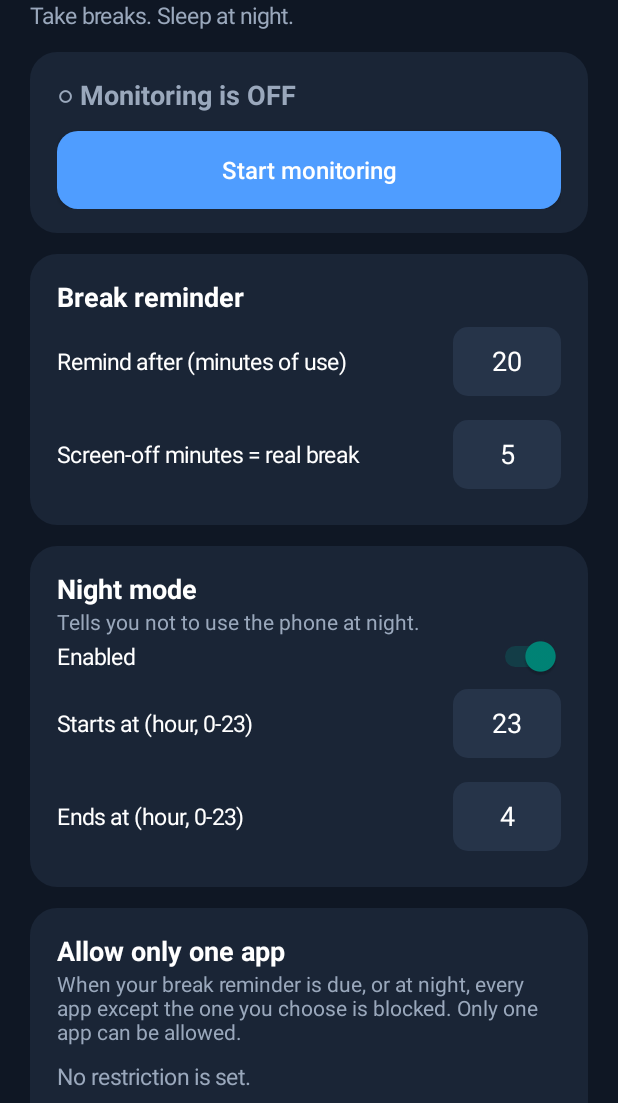
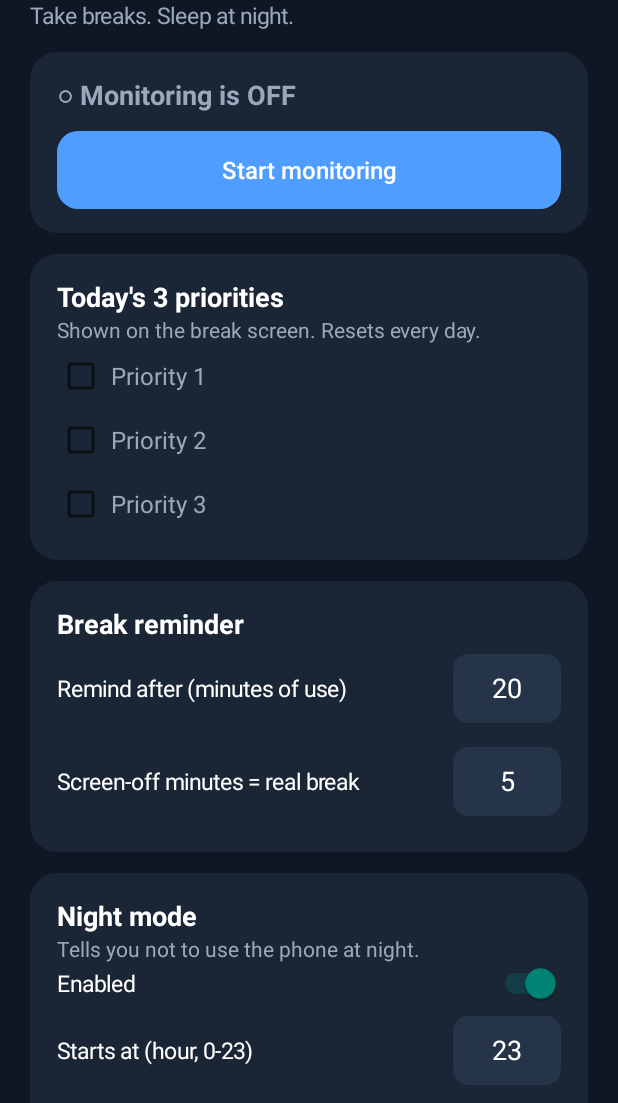
Before and after one commit to usb10-ai/usb10-ai.github.io, an Android app: the screen it shows after launch (MainActivity), on a phone screen of 412 x 824 dp, the part 133-1236 px from its top. Run offline under Robolectric (Android 15) with nearby library versions, the phone set to English and light mode, and no system bars.

Commit message:
Phone Limiter: add Today's 3 priorities, shown on the break screens
Co-Authored-By: Claude Sonnet 5.5 <noreply@anthropic.com>
Claude-Session: https://claude.ai/code/session_0154ChAQaAiJYFNwnJMK3tmP

```diff
--- a/phone-limiter/app/src/main/java/com/example/phonelimiter/MainActivity.kt
+++ b/phone-limiter/app/src/main/java/com/example/phonelimiter/MainActivity.kt
@@ -31,6 +31,41 @@ class MainActivity : Activity() {
         val toggle = Ui.button(c, "")
         val hero = Ui.card(c).apply { addView(status); addView(toggle) }
         root.addView(hero)
+
+        // Today's 3 priorities
+        val boxes = ArrayList<CheckBox>(); val fields = ArrayList<EditText>()
+        val prio = Ui.card(c).apply {
+            addView(Ui.text(c, "Today's 3 priorities", 18f, bold = true))
+            addView(Ui.text(c, "Shown on the break screen. Resets every day.", 14f, Ui.MUTED))
+        }
+        for (i in 0..2) {
+            val box = CheckBox(c).apply {
+                isChecked = Prefs.taskDone(c, i)
+                setOnCheckedChangeListener { _, v -> Prefs.setDone(c, i, v) }
+            }
+            val field = EditText(c).apply {
+                hint = "Priority ${i + 1}"; setText(Prefs.taskText(c, i)); textSize = 16f
+                setTextColor(Color.WHITE); setHintTextColor(Ui.MUTED); setSingleLine(true); background = null
+                addTextChangedListener(object : android.text.TextWatcher {
+                    override fun beforeTextChanged(s: CharSequence?, a: Int, b: Int, c2: Int) {}
+                    override fun onTextChanged(s: CharSequence?, a: Int, b: Int, c2: Int) {}
+                    override fun afterTextChanged(s: android.text.Editable?) { Prefs.setTask(c, i, s.toString()) }
+                })
+            }
+            boxes.add(box); fields.add(field)
+            prio.addView(LinearLayout(c).apply {
+                gravity = android.view.Gravity.CENTER_VERTICAL
+                addView(box)
+                addView(field, LinearLayout.LayoutParams(0, ViewGroup.LayoutParams.WRAP_CONTENT, 1f))
+            })
+        }
+        fun refreshTasks() { // pick up the daily reset
+            for (i in 0..2) {
+                if (fields[i].text.toString() != Prefs.taskText(c, i)) fields[i].setText(Prefs.taskText(c, i))
+                if (boxes[i].isChecked != Prefs.taskDone(c, i)) boxes[i].isChecked = Prefs.taskDone(c, i)
+            }
+        }
+        root.addView(prio)
 
         // Break reminder settings
         val limit = Ui.number(c, Prefs.limitMin(c))
@@ -66,7 +101,7 @@ class MainActivity : Activity() {
             removeBtn.visibility = if (p == null) android.view.View.GONE else android.view.View.VISIBLE
             usageBtn.visibility = if (p != null && !Restriction.usageAccessGranted(c)) android.view.View.VISIBLE else android.view.View.GONE
         }
-        refreshAllowedHook = ::refreshAllowed
+        refreshAllowedHook = { refreshAllowed(); refreshTasks() }
         usageBtn.setOnClickListener { startActivity(Intent(Settings.ACTION_USAGE_ACCESS_SETTINGS)) }
         removeBtn.setOnClickListener { Prefs.setAllowedPkg(c, null); refreshAllowed() }
         root.addView(Ui.card(c).apply {
--- a/phone-limiter/app/src/main/java/com/example/phonelimiter/Prefs.kt
+++ b/phone-limiter/app/src/main/java/com/example/phonelimiter/Prefs.kt
@@ -16,4 +16,20 @@ object Prefs {
         sp(c).edit().putBoolean("nightOn", on).putInt("nightStart", start).putInt("nightEnd", end).apply()
     fun allowedPkg(c: Context): String? = sp(c).getString("allowedPkg", null)
     fun setAllowedPkg(c: Context, pkg: String?) = sp(c).edit().putString("allowedPkg", pkg).apply()
+
+    // ---- Today's 3 priorities (reset automatically each new day) ----
+    private fun today() = java.text.SimpleDateFormat("yyyy-MM-dd", java.util.Locale.US).format(java.util.Date())
+    private fun rollover(c: Context) {
+        if (sp(c).getString("tasksDate", "") != today()) {
+            val e = sp(c).edit().putString("tasksDate", today())
+            for (i in 0..2) e.remove("task$i").remove("done$i")
+            e.apply()
+        }
+    }
+    fun taskText(c: Context, i: Int): String { rollover(c); return sp(c).getString("task$i", "") ?: "" }
+    fun taskDone(c: Context, i: Int): Boolean { rollover(c); return sp(c).getBoolean("done$i", false) }
+    fun setTask(c: Context, i: Int, text: String) { rollover(c); sp(c).edit().putString("task$i", text).apply() }
+    fun setDone(c: Context, i: Int, done: Boolean) { rollover(c); sp(c).edit().putBoolean("done$i", done).apply() }
+    fun pendingTasks(c: Context): List<String> =
+        (0..2).filter { taskText(c, it).isNotBlank() && !taskDone(c, it) }.map { taskText(c, it).trim() }
 }
```
Also changed, not shown: phone-limiter/app/src/main/java/com/example/phonelimiter/BreakView.kt (+14 -0 lines).
